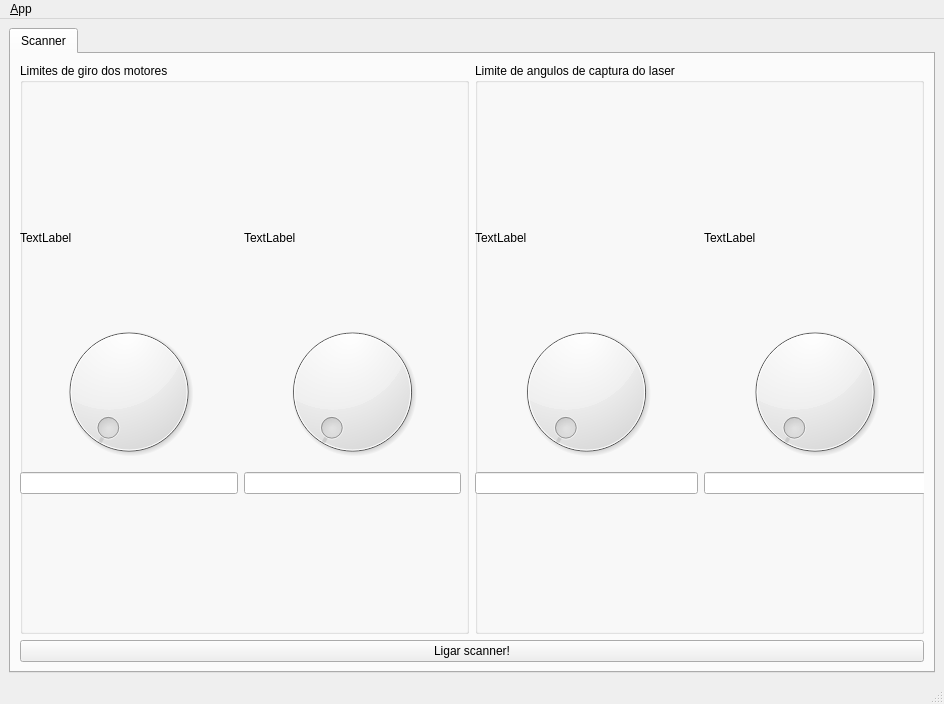
The window that scanner_gui/ui/main_window.ui (viniciusvidal2/scanner-laser) describes before a commit, drawn with Qt 5.
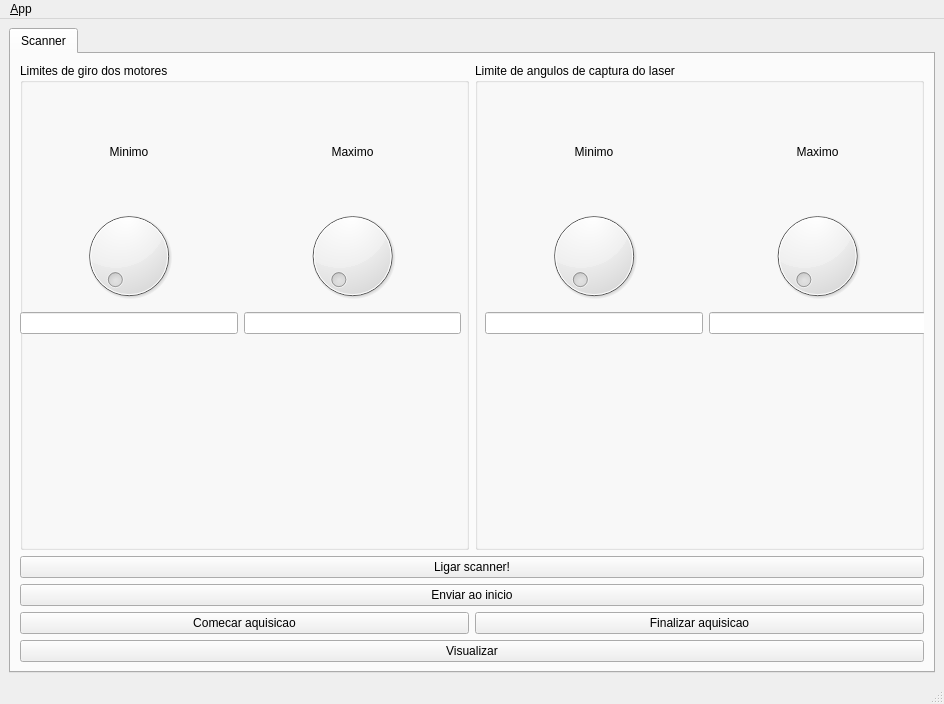
The same window after the commit. Icons and pictures are not drawn.

```diff
--- a/scanner_gui/ui/main_window.ui
+++ b/scanner_gui/ui/main_window.ui
@@ -52,16 +52,19 @@
              <property name="geometry">
               <rect>
                <x>0</x>
-               <y>100</y>
+               <y>40</y>
                <width>441</width>
-               <height>331</height>
+               <height>231</height>
               </rect>
              </property>
              <layout class="QGridLayout" name="gridLayout">
               <item row="0" column="1">
                <widget class="QLabel" name="label_2">
                 <property name="text">
-                 <string>TextLabel</string>
+                 <string>Maximo</string>
+                </property>
+                <property name="alignment">
+                 <set>Qt::AlignCenter</set>
                 </property>
                </widget>
               </item>
@@ -74,7 +77,10 @@
               <item row="0" column="0">
                <widget class="QLabel" name="label">
                 <property name="text">
-                 <string>TextLabel</string>
+                 <string>Minimo</string>
+                </property>
+                <property name="alignment">
+                 <set>Qt::AlignCenter</set>
                 </property>
                </widget>
               </item>
@@ -96,17 +102,20 @@
             <widget class="QWidget" name="gridLayoutWidget_2">
              <property name="geometry">
               <rect>
-               <x>0</x>
-               <y>100</y>
-               <width>451</width>
-               <height>331</height>
+               <x>10</x>
+               <y>40</y>
+               <width>441</width>
+               <height>231</height>
               </rect>
              </property>
              <layout class="QGridLayout" name="gridLayout_2">
               <item row="0" column="1">
                <widget class="QLabel" name="label_3">
                 <property name="text">
-                 <string>TextLabel</string>
+                 <string>Maximo</string>
+                </property>
+                <property name="alignment">
+                 <set>Qt::AlignCenter</set>
                 </property>
                </widget>
               </item>
@@ -119,7 +128,10 @@
               <item row="0" column="0">
                <widget class="QLabel" name="label_4">
                 <property name="text">
-                 <string>TextLabel</string>
+                 <string>Minimo</string>
+                </property>
+                <property name="alignment">
+                 <set>Qt::AlignCenter</set>
                 </property>
                </widget>
               </item>
@@ -136,11 +148,47 @@
          </layout>
         </item>
         <item>
-         <widget class="QPushButton" name="pushButton">
-          <property name="text">
-           <string>Ligar scanner!</string>
-          </property>
-         </widget>
+         <layout class="QVBoxLayout" name="verticalLayout">
+          <item>
+           <widget class="QPushButton" name="pushButton_ligarscanner">
+            <property name="text">
+             <string>Ligar scanner!</string>
+            </property>
+           </widget>
+          </item>
+          <item>
+           <widget class="QPushButton" name="pushButton_inicio">
+            <property name="text">
+             <string>Enviar ao inicio</string>
+            </property>
+           </widget>
+          </item>
+          <item>
+           <layout class="QHBoxLayout" name="horizontalLayout_3">
+            <item>
+             <widget class="QPushButton" name="pushButton_aquisicao">
+              <property name="text">
+               <string>Comecar aquisicao</string>
+              </property>
+             </widget>
+            </item>
+            <item>
+             <widget class="QPushButton" name="pushButton_fimaquisicao">
+              <property name="text">
+               <string>Finalizar aquisicao</string>
+              </property>
+             </widget>
+            </item>
+           </layout>
+          </item>
+          <item>
+           <widget class="QPushButton" name="pushButton_visualizar">
+            <property name="text">
+             <string>Visualizar</string>
+            </property>
+           </widget>
+          </item>
+         </layout>
         </item>
        </layout>
       </widget>
```
Left out of the diff: 16 changed lines with no effect on the pictures.
